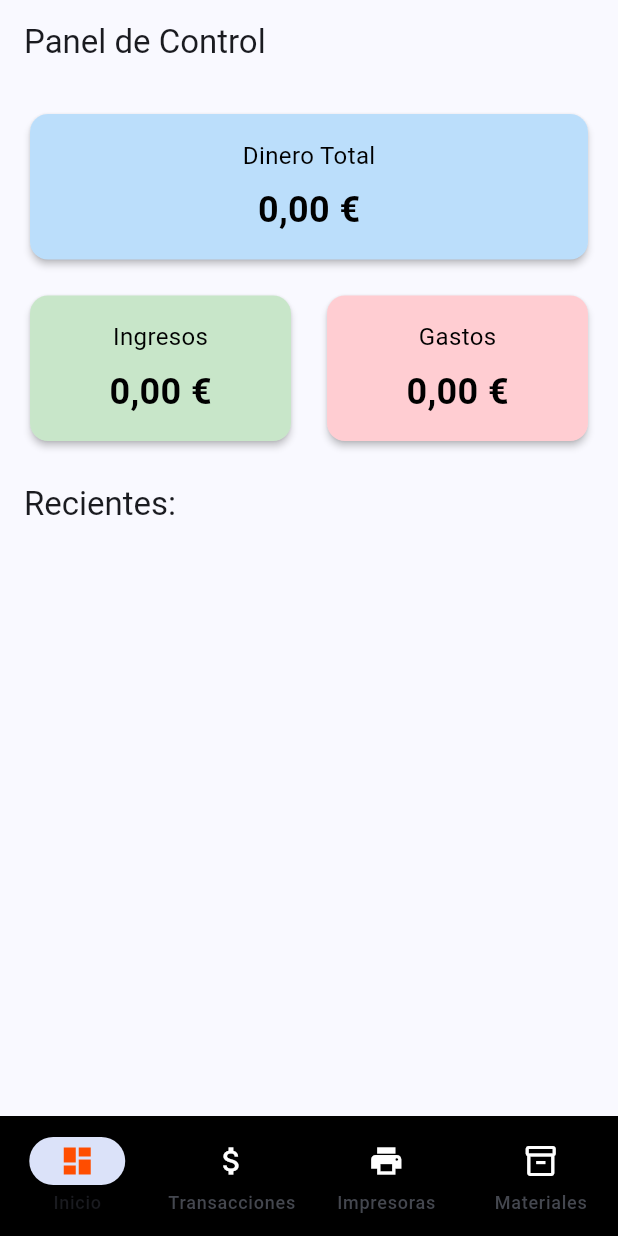
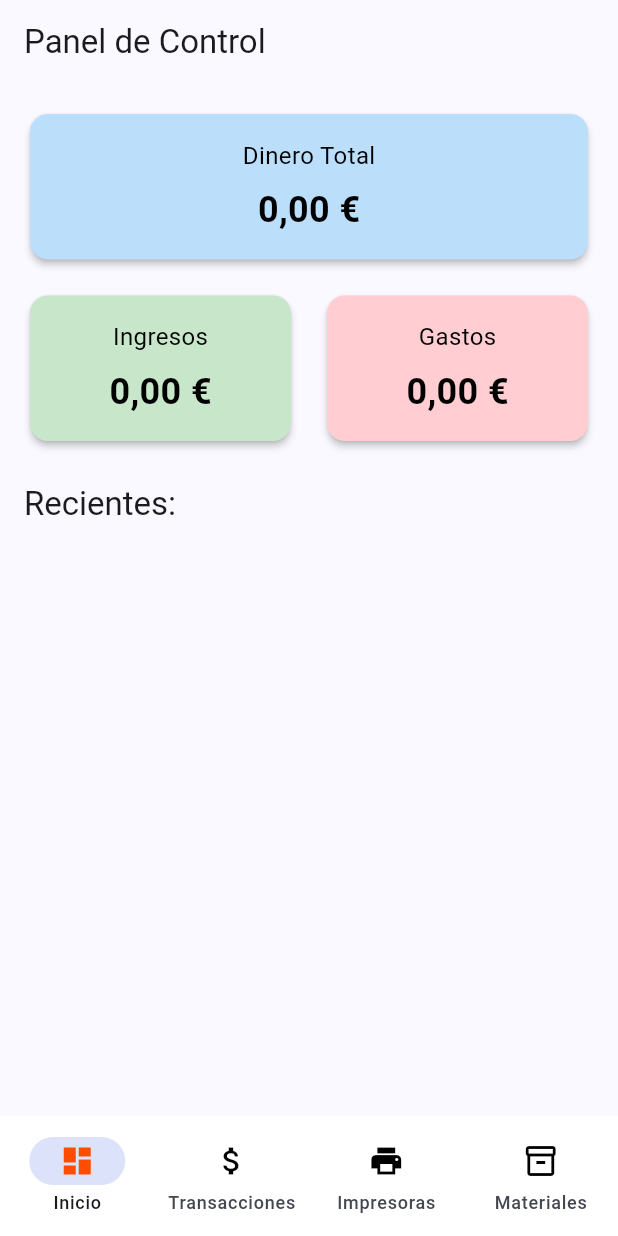
Before and after one commit to hector-dpm/app-gastos-ingresos-3d, a Flutter app: the screen it shows after launch, on a phone screen of 412 x 824 dp. Run offline on Flutter 3.47's test engine with Material 3 defaults, Android fonts, the phone set to English and light mode, and no system bars; our stand-ins replace sqflite, sqflite_common_ffi; accounts and stored records are empty.

Commit message:
Descripción del cambio

```diff
--- a/lib/screens/home_screen.dart
+++ b/lib/screens/home_screen.dart
@@ -32,12 +32,15 @@ class _HomeScreenState extends State<HomeScreen> {
     return Scaffold(
       body: Center(child: _pages.elementAt(_selectedIndex)),
       bottomNavigationBar: NavigationBar(
-        backgroundColor: const Color.fromARGB(255, 0, 0, 0),
+        backgroundColor: const Color.fromARGB(255, 255, 255, 255),
         selectedIndex: _selectedIndex,
         onDestinationSelected: _onItemTapped,
         destinations: const <NavigationDestination>[
           NavigationDestination(
-            icon: Icon(Icons.dashboard_outlined, color: Colors.white),
+            icon: Icon(
+              Icons.dashboard_outlined,
+              color: Color.fromARGB(255, 0, 0, 0),
+            ),
             selectedIcon: Icon(
               Icons.dashboard,
               color: Color.fromARGB(255, 255, 77, 0),
@@ -45,7 +48,7 @@ class _HomeScreenState extends State<HomeScreen> {
             label: 'Inicio',
           ),
           NavigationDestination(
-            icon: Icon(Icons.attach_money, color: Colors.white),
+            icon: Icon(Icons.attach_money, color: Color.fromARGB(255, 0, 0, 0)),
             selectedIcon: Icon(
               Icons.attach_money,
               color: Color.fromARGB(255, 255, 77, 0),
@@ -53,7 +56,7 @@ class _HomeScreenState extends State<HomeScreen> {
             label: 'Transacciones',
           ),
           NavigationDestination(
-            icon: Icon(Icons.print, color: Colors.white),
+            icon: Icon(Icons.print, color: Color.fromARGB(255, 0, 0, 0)),
             selectedIcon: Icon(
               Icons.print,
               color: Color.fromARGB(255, 255, 77, 0),
@@ -61,7 +64,10 @@ class _HomeScreenState extends State<HomeScreen> {
             label: 'Impresoras',
           ),
           NavigationDestination(
-            icon: Icon(Icons.inventory_2_outlined, color: Colors.white),
+            icon: Icon(
+              Icons.inventory_2_outlined,
+              color: Color.fromARGB(255, 0, 0, 0),
+            ),
             selectedIcon: Icon(
               Icons.inventory_2,
               color: Color.fromARGB(255, 255, 77, 0),
```
